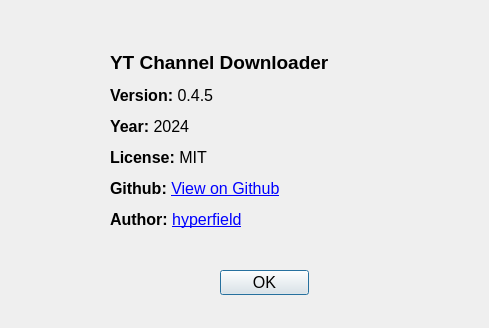
First picture: the form in ui/about.ui, repository hyperfield/yt-channel-downloader, before the edit.
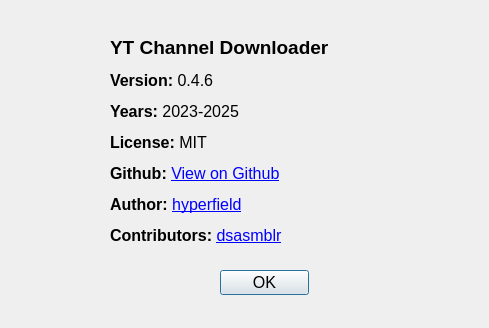
Second picture: the form after the edit. Icons and pictures are not drawn.

Commit message: Update the About dialog for version change

Patch:
```diff
--- a/ui/about.ui
+++ b/ui/about.ui
@@ -29,7 +29,7 @@
     </rect>
    </property>
    <property name="text">
-    <string>&lt;html&gt;&lt;head&gt;&lt;title&gt;About&lt;/title&gt;&lt;/head&gt;&lt;body&gt;&lt;h3 style=&quot; margin-top:14px; margin-bottom:12px; margin-left:0px; margin-right:0px; -qt-block-indent:0; text-indent:0px;&quot;&gt;&lt;span style=&quot; font-size:large; font-weight:700;&quot;&gt;YT Channel Downloader&lt;/span&gt;&lt;/h3&gt;&lt;p&gt;&lt;span style=&quot; font-weight:700;&quot;&gt;Version:&lt;/span&gt; 0.4.5&lt;/p&gt;&lt;p&gt;&lt;span style=&quot; font-weight:700;&quot;&gt;Year: &lt;/span&gt;2024 &lt;/p&gt;&lt;p&gt;&lt;span style=&quot; font-weight:700;&quot;&gt;License: &lt;/span&gt;MIT &lt;/p&gt;&lt;p&gt;&lt;span style=&quot; font-weight:700;&quot;&gt;Github: &lt;/span&gt;&lt;a href=&quot;https://github.com/hyperfield/yt-channel-downloader&quot;&gt;&lt;span style=&quot; text-decoration: underline; color:#0000ff;&quot;&gt;View on Github&lt;/span&gt;&lt;/a&gt;&lt;/p&gt;&lt;p&gt;&lt;span style=&quot; font-weight:700;&quot;&gt;Author: &lt;/span&gt;&lt;a href=&quot;mailto:info@quicknode.net&quot;&gt;&lt;span style=&quot; text-decoration: underline; color:#0000ff;&quot;&gt;hyperfield&lt;/span&gt;&lt;/a&gt;&lt;/p&gt;&lt;/body&gt;&lt;/html&gt;</string>
+    <string>&lt;html&gt;&lt;head&gt;&lt;title&gt;About&lt;/title&gt;&lt;/head&gt;&lt;body&gt;&lt;h3 style=&quot; margin-top:14px; margin-bottom:12px; margin-left:0px; margin-right:0px; -qt-block-indent:0; text-indent:0px;&quot;&gt;&lt;span style=&quot; font-size:large; font-weight:700;&quot;&gt;YT Channel Downloader&lt;/span&gt;&lt;/h3&gt;&lt;p&gt;&lt;span style=&quot; font-weight:700;&quot;&gt;Version:&lt;/span&gt; 0.4.6&lt;/p&gt;&lt;p&gt;&lt;span style=&quot; font-weight:700;&quot;&gt;Years: &lt;/span&gt;2023-2025&lt;/p&gt;&lt;p&gt;&lt;span style=&quot; font-weight:700;&quot;&gt;License: &lt;/span&gt;MIT &lt;/p&gt;&lt;p&gt;&lt;span style=&quot; font-weight:700;&quot;&gt;Github: &lt;/span&gt;&lt;a href=&quot;https://github.com/hyperfield/yt-channel-downloader&quot;&gt;&lt;span style=&quot; text-decoration: underline; color:#0000ff;&quot;&gt;View on Github&lt;/span&gt;&lt;/a&gt;&lt;/p&gt;&lt;p&gt;&lt;span style=&quot; font-weight:700;&quot;&gt;Author: &lt;/span&gt;&lt;a href=&quot;mailto:info@quicknode.net&quot;&gt;&lt;span style=&quot; text-decoration: underline; color:#0000ff;&quot;&gt;hyperfield&lt;/span&gt;&lt;/a&gt;&lt;/p&gt;&lt;p&gt;&lt;span style=&quot; font-weight:700;&quot;&gt;Contributors: &lt;/span&gt;&lt;a href=&quot;https://github.com/dsasmblr&quot;&gt;&lt;span style=&quot; text-decoration: underline; color:#0000ff;&quot;&gt;dsasmblr&lt;/span&gt;&lt;/a&gt;&lt;/p&gt;&lt;/body&gt;&lt;/html&gt;</string>
    </property>
   </widget>
   <widget class="QPushButton" name="aboutOkButton">
```
The commit also changes 1 other file.
